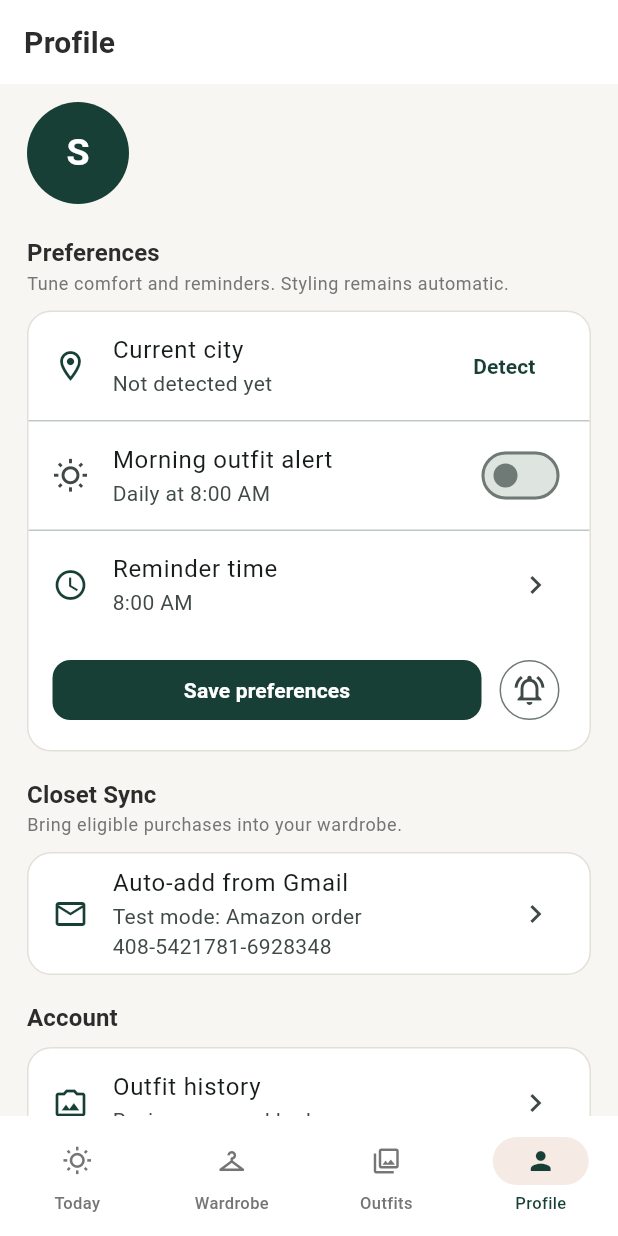
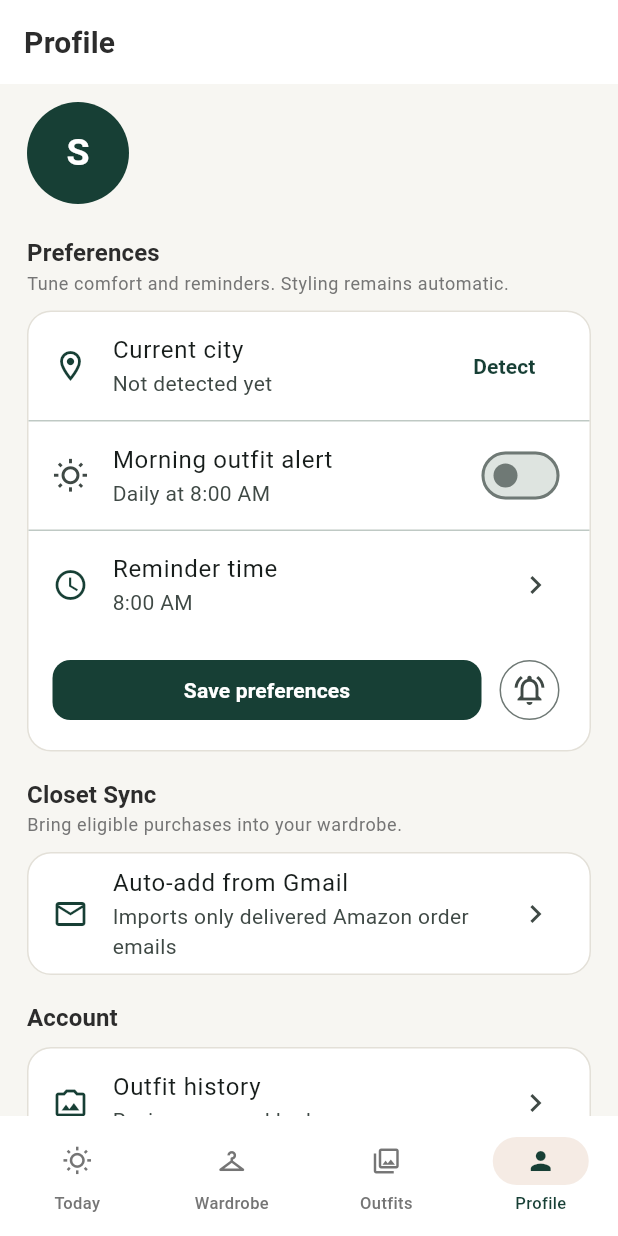
Before and after one commit to Rounaknyk/StyleStack-fe, a Flutter app: the screen it shows once a user with an empty profile is signed in, item 4 of the bottom bar chosen, on a phone screen of 412 x 824 dp. Run offline on Flutter 3.47's test engine with Material 3 defaults, Android fonts, the phone set to English and light mode, and no system bars; our stand-ins replace firebase_auth, firebase_core, firebase_messaging, geocoding, geolocator, google_sign_in and 1 more; accounts and stored records are empty; network calls fail.

Commit message:
feat: enable delivered Amazon Gmail sync

```diff
--- a/lib/screens/profile_settings_view.dart
+++ b/lib/screens/profile_settings_view.dart
@@ -98,7 +98,7 @@ class _ProfileSettingsViewState extends State<ProfileSettingsView> {
       builder: (context) => AlertDialog(
         title: const Text('Connect Gmail?'),
         content: const Text(
-          'Test mode will scan only Amazon order ${GmailImportService.testOrderId}. The complete decoded contents of that email will be printed in the local backend logs for debugging. Gmail tokens are never logged or stored.',
+          'StyleStack will scan only delivered Amazon order emails and add eligible fashion items to your wardrobe. Gmail tokens are never logged or stored.',
         ),
         actions: [
           TextButton(
@@ -309,8 +309,7 @@ class _ProfileSettingsViewState extends State<ProfileSettingsView> {
                 title: _importingGmail
                     ? 'Scanning order emails…'
                     : 'Auto-add from Gmail',
-                subtitle:
-                    'Test mode: Amazon order ${GmailImportService.testOrderId}',
+                subtitle: 'Imports only delivered Amazon order emails',
                 trailing: _importingGmail
                     ? const SizedBox.square(
                         dimension: 20,
--- a/lib/services/gmail_import_service.dart
+++ b/lib/services/gmail_import_service.dart
@@ -8,7 +8,6 @@ class GmailImportService {
 
   static const _gmailReadonly =
       'https://www.googleapis.com/auth/gmail.readonly';
-  static const testOrderId = '408-5421781-6928348';
 
   Future<Map<String, int>> connectAndImport() async {
     final google = GoogleSignIn(scopes: const [_gmailReadonly]);
@@ -19,6 +18,6 @@ class GmailImportService {
     if (token == null || token.isEmpty) {
       throw Exception('Google did not provide Gmail access.');
     }
-    return _api.importGmailOrders(token, orderId: testOrderId);
+    return _api.importGmailOrders(token);
   }
 }
```
Also changed, not shown: lib/services/api_service.dart (+2 -8 lines).
